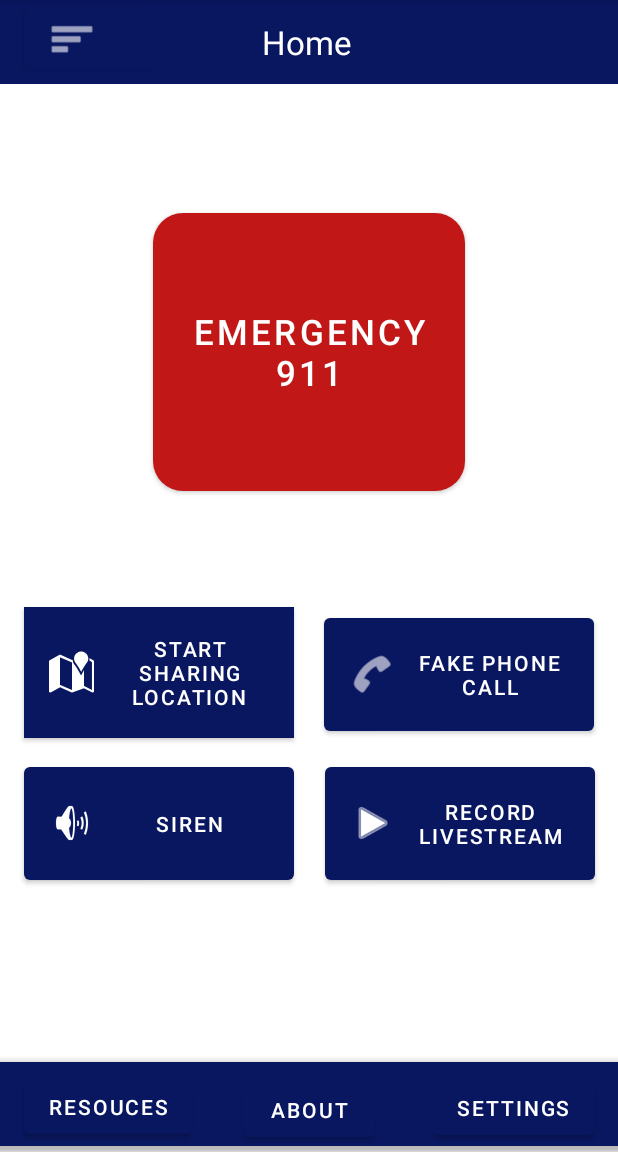
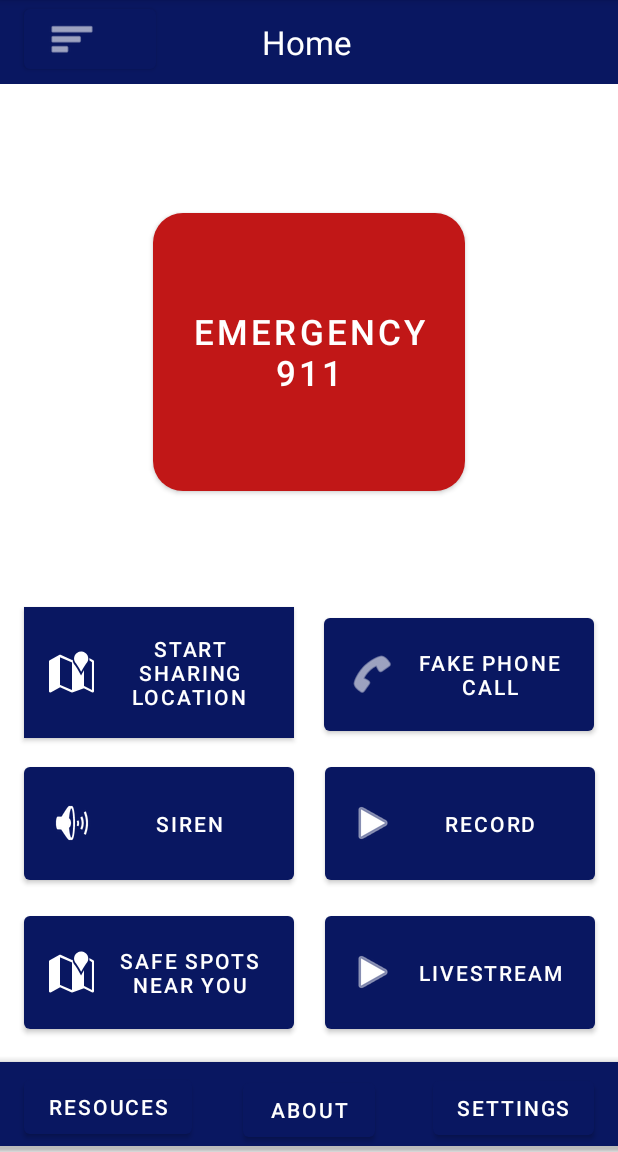
Before and after one commit to karinasanchez04/WIC-Project, an Android app: the screen it shows after launch (MainActivity), on a phone screen of 412 x 824 dp, the part 84-1236 px from its top. Run offline under Robolectric (Android 15) with nearby library versions, the phone set to English and light mode, and no system bars.

Commit message:
record and livestream implemented

```diff
--- a/app/src/main/res/layout/activity_main.xml
+++ b/app/src/main/res/layout/activity_main.xml
@@ -24,10 +24,10 @@
         app:layout_constraintVertical_bias="0.596" />
 
     <Button
-        android:id="@+id/button7"
+        android:id="@+id/record"
         android:layout_width="180dp"
         android:layout_height="87dp"
-        android:text="Record Livestream"
+        android:text="Record"
         app:backgroundTint="#091761"
         app:icon="@android:drawable/ic_media_play"
         app:layout_constraintBottom_toBottomOf="parent"
@@ -36,6 +36,20 @@
         app:layout_constraintStart_toStartOf="parent"
         app:layout_constraintTop_toTopOf="parent"
         app:layout_constraintVertical_bias="0.742" />
+
+    <Button
+        android:id="@+id/livestream"
+        android:layout_width="180dp"
+        android:layout_height="87dp"
+        android:text="Livestream"
+        app:backgroundTint="#091761"
+        app:icon="@android:drawable/ic_media_play"
+        app:layout_constraintBottom_toBottomOf="parent"
+        app:layout_constraintEnd_toEndOf="parent"
+        app:layout_constraintHorizontal_bias="0.935"
+        app:layout_constraintStart_toStartOf="parent"
+        app:layout_constraintTop_toTopOf="parent"
+        app:layout_constraintVertical_bias="0.888" />
 
     <Button
         android:id="@+id/button6"
@@ -50,6 +64,20 @@
         app:layout_constraintStart_toStartOf="parent"
         app:layout_constraintTop_toTopOf="parent"
         app:layout_constraintVertical_bias="0.742" />
+
+    <Button
+        android:id="@+id/safespots"
+        android:layout_width="180dp"
+        android:layout_height="87dp"
+        android:text="Safe Spots Near You"
+        app:backgroundTint="#091761"
+        app:icon="@android:drawable/ic_dialog_map"
+        app:layout_constraintBottom_toBottomOf="parent"
+        app:layout_constraintEnd_toEndOf="parent"
+        app:layout_constraintHorizontal_bias="0.069"
+        app:layout_constraintStart_toStartOf="parent"
+        app:layout_constraintTop_toTopOf="parent"
+        app:layout_constraintVertical_bias="0.888" />
 
     <Button
         android:id="@+id/button"
```
Also changed, not shown: app/src/main/AndroidManifest.xml (+11 -0 lines), app/src/main/java/com/example/myapplication2/MainActivity.java (+87 -0 lines).
